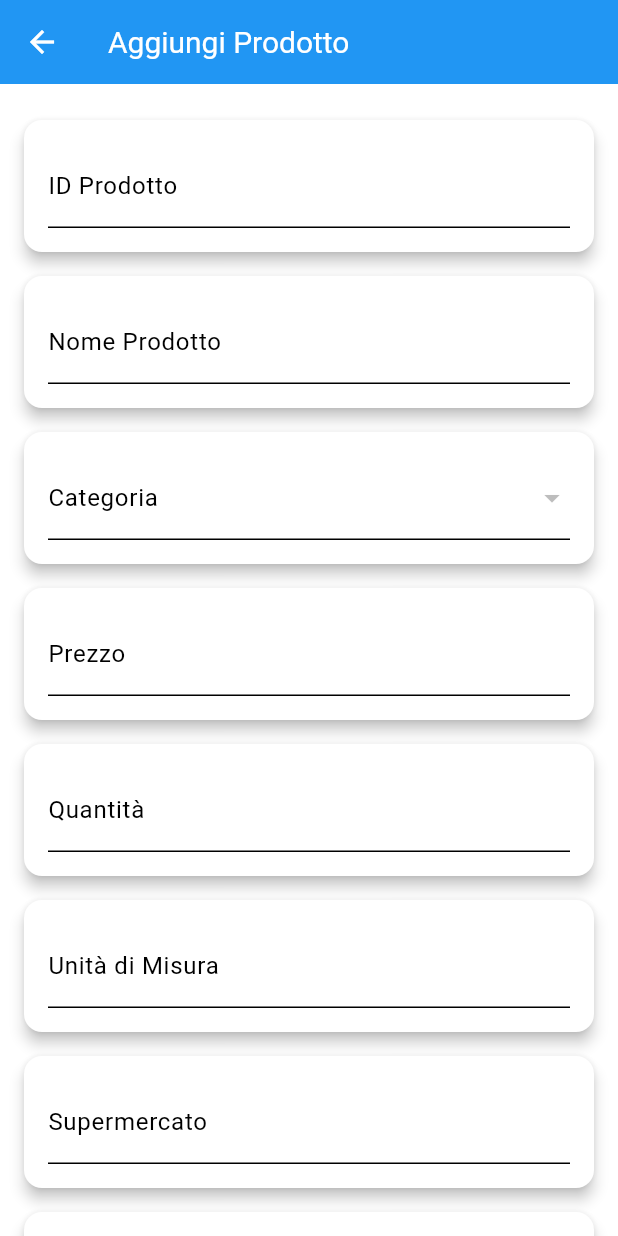
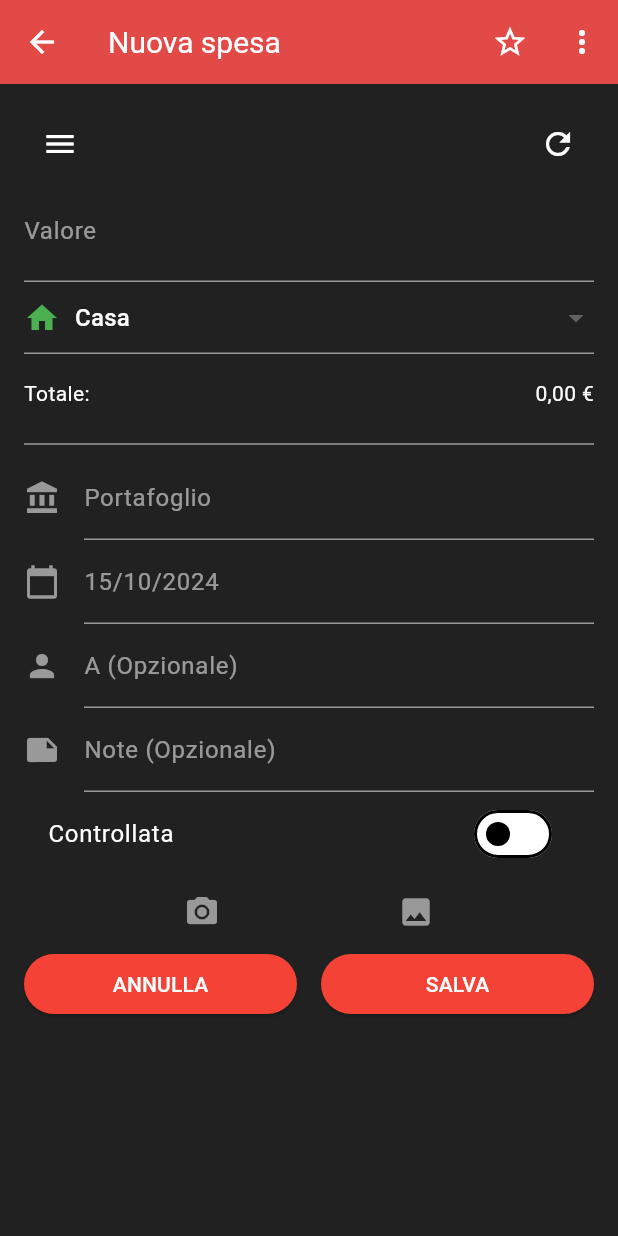
Before and after one commit to andreaferraboli/tracker, a Flutter app: the AddProductScreen screen opened directly, on a phone screen of 412 x 824 dp. Run offline on Flutter 3.47's test engine with Material 3 defaults, Android fonts, the phone set to English and light mode, and no system bars; our stand-ins replace cloud_firestore, firebase_core, fl_chart, font_awesome_flutter; accounts and stored records are empty.

```diff
--- a/lib/routes/add_product_screen.dart
+++ b/lib/routes/add_product_screen.dart
@@ -1,7 +1,6 @@
 import 'package:flutter/material.dart';
 import 'package:flutter/services.dart';
 import 'dart:convert';
-import 'package:http/http.dart' as http;
 
 class AddProductScreen extends StatefulWidget {
   @override
@@ -11,84 +10,58 @@ class AddProductScreen extends StatefulWidget {
 class _AddProductScreenState extends State<AddProductScreen> {
   final _formKey = GlobalKey<FormState>();
   final Map<String, dynamic> _productData = {
-    'productId': '',
-    'productName': '',
     'category': '',
-    'price': 0.0,
-    'quantity': 0,
-    'unit': '',
-    'totalPrice': 0.0,
-    'supermarket': '',
-    'purchaseDate': '',
-    'expirationDate': '',
-    'barcode': '',
-    'macronutrients': {
-      'calories': 0,
-      'protein': 0.0,
-      'fat': 0.0,
-      'carbohydrates': 0.0,
-    },
+    'value': 0.0,
+    'portfolio': '',
+    'date': DateTime.now(),
+    'assignedTo': '',
+    'notes': '',
+    'isControlled': false,
   };
 
-  List<String> categories = [];
-  String? selectedCategory;
-
-  @override
-  void initState() {
-    super.initState();
-    _loadCategories();
-  }
-
-  Future<void> _loadCategories() async {
-  final jsonString = await rootBundle.loadString('assets/json/categories.json');
-  final List<dynamic> jsonData = json.decode(jsonString);
-  setState(() {
-    categories = jsonData.map((category) => category['name'] as String).toList();
-  });
-}
-
-  void _uploadProductToFirestore() {
-    if (_formKey.currentState!.validate()) {
-      _formKey.currentState!.save();
-      // Calculate total price automatically
-      _productData['totalPrice'] = _productData['price'] * _productData['quantity'];
-
-      // Implement your Firestore upload logic here
-      print(_productData); // Just for testing purposes
-    }
-  }
+  List<String> categories = ['Casa', 'Seleziona categoria'];
+  String? selectedCategory = 'Casa';
 
   @override
   Widget build(BuildContext context) {
     return Scaffold(
       appBar: AppBar(
-        title: Text('Aggiungi Prodotto'),
+        backgroundColor: Colors.red,
+        leading: IconButton(
+          icon: Icon(Icons.arrow_back, color: Colors.white),
+          onPressed: () => Navigator.of(context).pop(),
         ),
-      body: SingleChildScrollView(
-        padding: const EdgeInsets.all(16.0),
+        title: Text('Nuova spesa', style: TextStyle(color: Colors.white)),
+        actions: [
+          IconButton(
+            icon: Icon(Icons.star_border, color: Colors.white),
+            onPressed: () {},
+          ),
+          IconButton(
+            icon: Icon(Icons.more_vert, color: Colors.white),
+            onPressed: () {},
+          ),
+        ],
+      ),
+      body: Container(
+        color: Colors.grey[900],
         child: Form(
           key: _formKey,
-          child: Column(
+          child: ListView(
+            padding: EdgeInsets.all(16),
             children: [
-              _buildInputCard('ID Prodotto', (value) => _productData['productId'] = value),
-              _buildInputCard('Nome Prodotto', (value) => _productData['productName'] = value),
-              _buildCategoryCard(),
-              _buildInputCard('Prezzo', (value) => _productData['price'] = double.tryParse(value!) ?? 0.0, isNumeric: true),
-              _buildInputCard('Quantità', (value) => _productData['quantity'] = int.tryParse(value!) ?? 0, isNumeric: true),
-              _buildInputCard('Unità di Misura', (value) => _productData['unit'] = value),
-              _buildInputCard('Supermercato', (value) => _productData['supermarket'] = value),
-              _buildInputCard('Data di Acquisto (YYYY-MM-DD)', (value) => _productData['purchaseDate'] = value),
-              _buildInputCard('Data di Scadenza (YYYY-MM-DD)', (value) => _productData['expirationDate'] = value),
-              _buildInputCard('Codice a Barre', (value) => _productData['barcode'] = value),
-              _buildMacronutrientsCard('Calorie (per 100g)', (value) => _productData['macronutrients']['calories'] = int.tryParse(value!) ?? 0),
-              _buildMacronutrientsCard('Proteine (per 100g)', (value) => _productData['macronutrients']['protein'] = double.tryParse(value!) ?? 0.0),
-              _buildMacronutrientsCard('Grassi (per 100g)', (value) => _productData['macronutrients']['fat'] = double.tryParse(value!) ?? 0.0),
-              _buildMacronutrientsCard('Carboidrati (per 100g)', (value) => _productData['macronutrients']['carbohydrates'] = double.tryParse(value!) ?? 0.0),
-
-              ElevatedButton(
-                onPressed: _uploadProductToFirestore,
-                child: Text('Aggiungi Prodotto'),
-              ),
+              _buildTopButtons(),
+              _buildValueInput(),
+              _buildCategorySelector(),
+              _buildTotalValue(),
+              _buildDivider(),
+              _buildIconTextField(Icons.account_balance, 'Portafoglio', (value) => _productData['portfolio'] = value),
+              _buildIconTextField(Icons.calendar_today, '15/10/2024', (value) => _productData['date'] = value),
+              _buildIconTextField(Icons.person, 'A (Opzionale)', (value) => _productData['assignedTo'] = value),
+              _buildIconTextField(Icons.note, 'Note (Opzionale)', (value) => _productData['notes'] = value),
+              _buildControlledSwitch(),
+              _buildImageButtons(),
+              _buildBottomButtons(),
             ],
           ),
         ),
@@ -96,35 +69,56 @@ class _AddProductScreenState extends State<AddProductScreen> {
     );
   }
 
-  Widget _buildInputCard(String label, Function(String?) onSaved, {bool isNumeric = false}) {
-    return Card(
-      elevation: 4,
-      margin: const EdgeInsets.symmetric(vertical: 8),
-      child: Padding(
-        padding: const EdgeInsets.all(16.0),
-        child: TextFormField(
-          decoration: InputDecoration(labelText: label),
-          keyboardType: isNumeric ? TextInputType.number : TextInputType.text,
-          onSaved: onSaved,
-          validator: (value) => value!.isEmpty ? 'Campo obbligatorio' : null,
+  Widget _buildTopButtons() {
+    return Row(
+      mainAxisAlignment: MainAxisAlignment.spaceBetween,
+      children: [
+        IconButton(
+          icon: Icon(Icons.menu, color: Colors.white),
+          onPressed: () {},
         ),
+        IconButton(
+          icon: Icon(Icons.refresh, color: Colors.white),
+          onPressed: () {},
         ),
+      ],
     );
   }
 
-  Widget _buildCategoryCard() {
-    return Card(
-      elevation: 4,
-      margin: const EdgeInsets.symmetric(vertical: 8),
-      child: Padding(
-        padding: const EdgeInsets.all(16.0),
-        child: DropdownButtonFormField<String>(
-          decoration: InputDecoration(labelText: 'Categoria'),
+  Widget _buildValueInput() {
+    return TextFormField(
+      style: TextStyle(color: Colors.white, fontSize: 24),
+      decoration: InputDecoration(
+        labelText: 'Valore',
+        labelStyle: TextStyle(color: Colors.white54),
+        suffixText: '€',
+        suffixStyle: TextStyle(color: Colors.white),
+        enabledBorder: UnderlineInputBorder(borderSide: BorderSide(color: Colors.white54)),
+        focusedBorder: UnderlineInputBorder(borderSide: BorderSide(color: Colors.white)),
+      ),
+      keyboardType: TextInputType.number,
+      onSaved: (value) => _productData['value'] = double.tryParse(value!) ?? 0.0,
+    );
+  }
+
+  Widget _buildCategorySelector() {
+    return DropdownButtonFormField<String>(
+      decoration: InputDecoration(
+        enabledBorder: UnderlineInputBorder(borderSide: BorderSide(color: Colors.white54)),
+        focusedBorder: UnderlineInputBorder(borderSide: BorderSide(color: Colors.white)),
+      ),
+      dropdownColor: Colors.grey[800],
       value: selectedCategory,
       items: categories.map((category) {
         return DropdownMenuItem<String>(
           value: category,
-              child: Text(category),
+          child: Row(
+            children: [
+              Icon(category == 'Casa' ? Icons.home : Icons.category, color: Colors.green),
+              SizedBox(width: 10),
+              Text(category, style: TextStyle(color: Colors.white)),
+            ],
+          ),
         );
       }).toList(),
       onChanged: (value) {
@@ -133,29 +127,96 @@ class _AddProductScreenState extends State<AddProductScreen> {
           _productData['category'] = selectedCategory;
         });
       },
-          validator: (value) => value == null ? 'Campo obbligatorio' : null,
-        ),
+    );
+  }
+
+  Widget _buildTotalValue() {
+    return Padding(
+      padding: const EdgeInsets.symmetric(vertical: 16.0),
+      child: Row(
+        mainAxisAlignment: MainAxisAlignment.spaceBetween,
+        children: [
+          Text('Totale:', style: TextStyle(color: Colors.white)),
+          Text('0,00 €', style: TextStyle(color: Colors.white)),
+        ],
       ),
     );
   }
 
-  Widget _buildMacronutrientsCard(String label, Function(String?) onSaved) {
-    return Card(
-      elevation: 4,
-      margin: const EdgeInsets.symmetric(vertical: 8),
-      child: Padding(
-        padding: const EdgeInsets.all(16.0),
-        child: Column(
+  Widget _buildDivider() {
+    return Divider(color: Colors.white54);
+  }
+
+  Widget _buildIconTextField(IconData icon, String label, Function(String?) onSaved) {
+    return TextFormField(
+      style: TextStyle(color: Colors.white),
+      decoration: InputDecoration(
+        icon: Icon(icon, color: Colors.white54),
+        labelText: label,
+        labelStyle: TextStyle(color: Colors.white54),
+        enabledBorder: UnderlineInputBorder(borderSide: BorderSide(color: Colors.white54)),
+        focusedBorder: UnderlineInputBorder(borderSide: BorderSide(color: Colors.white)),
+      ),
+      onSaved: onSaved,
+    );
+  }
+
+  Widget _buildControlledSwitch() {
+    return SwitchListTile(
+      title: Text('Controllata', style: TextStyle(color: Colors.white)),
+      value: _productData['isControlled'],
+      onChanged: (bool value) {
+        setState(() {
+          _productData['isControlled'] = value;
+        });
+      },
+      activeColor: Colors.red,
+    );
+  }
+
+  Widget _buildImageButtons() {
+    return Row(
+      mainAxisAlignment: MainAxisAlignment.spaceEvenly,
       children: [
-            Text(label),
-            TextFormField(
-              keyboardType: TextInputType.number,
-              onSaved: onSaved,
-              validator: (value) => null, // Optional fields
+        IconButton(
+          icon: Icon(Icons.camera_alt, color: Colors.white54),
+          onPressed: () {},
+        ),
+        IconButton(
+          icon: Icon(Icons.image, color: Colors.white54),
+          onPressed: () {},
         ),
       ],
+    );
+  }
+
+  Widget _buildBottomButtons() {
+    return Row(
+      children: [
+        Expanded(
+          child: ElevatedButton(
+            child: Text('ANNULLA'),
+            onPressed: () => Navigator.of(context).pop(),
+            style: ElevatedButton.styleFrom(backgroundColor: Colors.red),
           ),
         ),
+        SizedBox(width: 16),
+        Expanded(
+          child: ElevatedButton(
+            child: Text('SALVA'),
+            onPressed: _saveProduct,
+            style: ElevatedButton.styleFrom(backgroundColor: Colors.red),
+          ),
+        ),
+      ],
     );
   }
+
+  void _saveProduct() {
+    if (_formKey.currentState!.validate()) {
+      _formKey.currentState!.save();
+      // Implement your save logic here
+      print(_productData);
     }
+  }
+}
--- a/pubspec.yaml
+++ b/pubspec.yaml
@@ -43,6 +43,8 @@ dependencies:
   http: ^1.2.2
   firebase_core: ^3.6.0
   url_launcher: ^6.3.1
+  flutter_riverpod: ^2.5.3
+  font_awesome_flutter: ^10.7.0
 
 dev_dependencies:
   flutter_test:
```
Also changed, not shown: assets/json/categories.json (+10 -10 lines), lib/services/category.dart (+21 -19 lines), pubspec.lock. Lines whose indentation alone changed are shown as unchanged.
